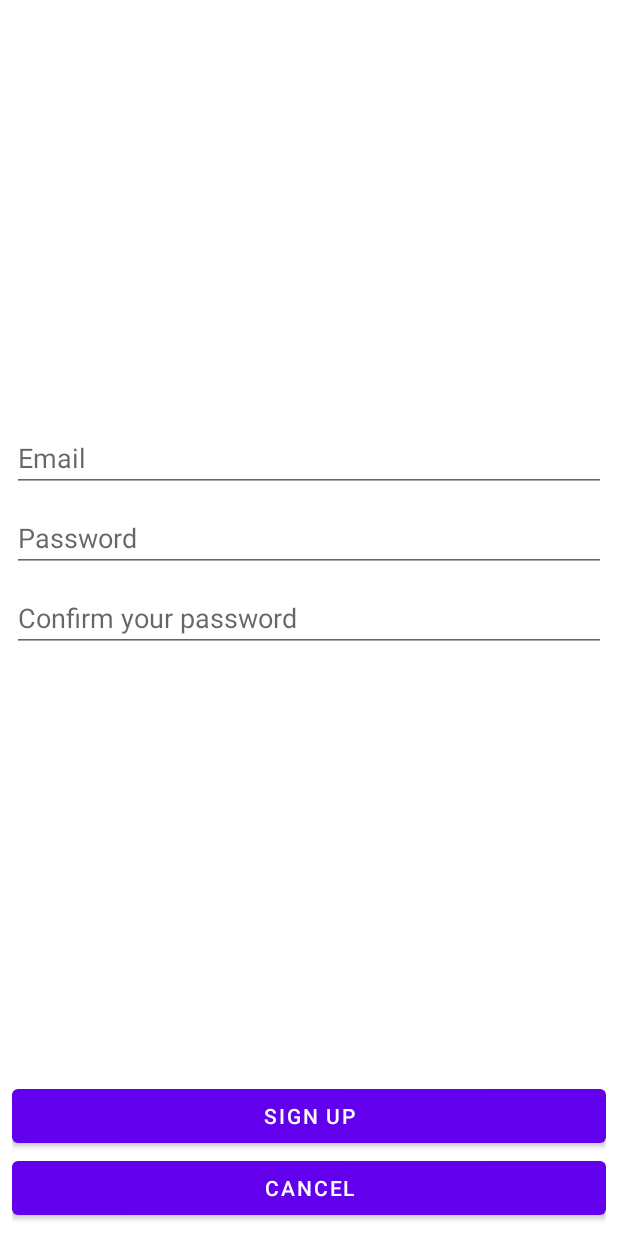
After one commit to Fruit-Punch-Samurai/FireChat, an Android app: the SignUpFrag screen opened through its navigation route, on a phone screen of 412 x 824 dp. The commit adds this screen. Run offline under Robolectric (Android 15) with nearby library versions, the phone set to English and light mode, and no system bars; our stand-ins replace Firebase (no records; nobody signed in at launch, a user with empty details on screens opened directly), data binding; 1 statement that could not run was skipped.

Commit message:
Preparing the Sign up functionality
Signed-off-by: Yaya <yayadevbox@gmail.com>

```diff
--- a/app/build.gradle
+++ b/app/build.gradle
@@ -4,6 +4,8 @@ apply plugin: 'kotlin-kapt'
 apply plugin: 'kotlin-android-extensions'
 apply plugin: 'com.google.gms.google-services'
 apply plugin: 'com.google.firebase.crashlytics'
+apply plugin: "androidx.navigation.safeargs.kotlin"
+
 
 android {
     compileSdkVersion 29
@@ -60,5 +62,4 @@ dependencies {
     kapt 'com.android.databinding:compiler:3.1.4'
     androidTestImplementation 'androidx.test.ext:junit:1.1.2'
     androidTestImplementation 'androidx.test.espresso:espresso-core:3.3.0'
-
 }
--- a/app/src/main/java/com/fruitPunchSamurai/firechat/fragments/HomeFrag.kt
+++ b/app/src/main/java/com/fruitPunchSamurai/firechat/fragments/HomeFrag.kt
@@ -23,7 +23,7 @@ class HomeFrag : MyFrag() {
                 if (vm.userIsLoggedIn()) navigateTo(R.id.action_homeFrag_to_viewPagerFrag)
                 else navigateTo(R.id.action_homeFrag_to_signInFrag)
             },
-            2000
+            1000
         )
     }
 
--- a/app/src/main/java/com/fruitPunchSamurai/firechat/fragments/SignInFrag.kt
+++ b/app/src/main/java/com/fruitPunchSamurai/firechat/fragments/SignInFrag.kt
@@ -24,7 +24,6 @@ class SignInFrag : MyFrag() {
             container,
             false
         ) as SignInFragmentBinding
-//        b = SignInFragmentBinding.inflate(layoutInflater, container, false)
         b?.lifecycleOwner = viewLifecycleOwner
         b?.viewModel = vm
         return b?.root
@@ -48,6 +47,10 @@ class SignInFrag : MyFrag() {
         navigateTo(R.id.action_signInFrag_to_viewPagerFrag)
     }
 
+    fun goToSignUp() {
+        navigateTo(R.id.action_signInFrag_to_signUpFrag)
+    }
+
     fun signInWithEmailAndPassword() {
         hideKeyboard()
         makeLayoutTouchable(false)
--- /dev/null
+++ b/app/src/main/java/com/fruitPunchSamurai/firechat/fragments/SignUpFrag.kt
@@ -0,0 +1,63 @@
+package com.fruitPunchSamurai.firechat.fragments
+
+import android.os.Bundle
+import android.view.View
+import android.view.ViewGroup
+import androidx.databinding.DataBindingUtil
+import androidx.fragment.app.viewModels
+import androidx.navigation.fragment.findNavController
+import com.fruitPunchSamurai.firechat.R
+import com.fruitPunchSamurai.firechat.databinding.SignUpFragmentBinding
+import com.fruitPunchSamurai.firechat.others.MyFrag
+import com.fruitPunchSamurai.firechat.viewModels.SignUpViewModel
+import java.util.*
+
+class SignUpFrag : MyFrag() {
+
+    private val vm: SignUpViewModel by viewModels()
+    private var b: SignUpFragmentBinding? = null
+
+    override fun onActivityCreated(savedInstanceState: Bundle?) {
+        super.onActivityCreated(savedInstanceState)
+        observeEmailChanges()
+    }
+
+    override fun initiateDataBinder(container: ViewGroup?): View? {
+        b = DataBindingUtil.inflate(
+            layoutInflater,
+            R.layout.sign_up_fragment,
+            container,
+            false
+        ) as SignUpFragmentBinding
+        b?.lifecycleOwner = viewLifecycleOwner
+        b?.viewModel = vm
+        return b?.root
+    }
+
+    override fun bindData() {
+        b?.viewModel = vm
+        b?.frag = this
+    }
+
+    override fun onDestroyView() {
+        super.onDestroyView()
+        b = null
+    }
+
+    private fun observeEmailChanges() {
+        vm.email.observe(viewLifecycleOwner, {
+            val username = vm.getUsernameFromEmail().capitalize(Locale.getDefault())
+            val sentence = getString(R.string.yourUsernameWillBe)
+            vm.usernameSentence.value = "$sentence $username"
+        })
+    }
+
+    fun signUp() {
+
+    }
+
+    fun cancel() {
+        findNavController().popBackStack()
+    }
+
+}
--- /dev/null
+++ b/app/src/main/java/com/fruitPunchSamurai/firechat/viewModels/SignUpViewModel.kt
@@ -0,0 +1,29 @@
+package com.fruitPunchSamurai.firechat.viewModels
+
+import android.app.Application
+import androidx.lifecycle.MutableLiveData
+import com.fruitPunchSamurai.firechat.R
+import com.fruitPunchSamurai.firechat.others.MyAndroidViewModel
+import com.fruitPunchSamurai.firechat.others.MyException
+
+class SignUpViewModel(application: Application) : MyAndroidViewModel(application) {
+
+    var email: MutableLiveData<String> = MutableLiveData()
+    var usernameSentence: MutableLiveData<String> = MutableLiveData()
+    var password = ""
+    var confirmedPassword = ""
+
+    @Throws(MyException::class)
+    private fun verifySignInFieldsAreNotEmpty() {
+        if (email.value.isNullOrBlank()) throw MyException(getString(R.string.provideEmail))
+        if (password.isBlank()) throw MyException(getString(R.string.providePassword))
+        if (confirmedPassword.isBlank()) throw MyException(getString(R.string.pleaseConfirmPassword))
+        if (!emailIsWellFormatted()) throw MyException(getString(R.string.emailBadlyFormatted))
+    }
+
+    fun getUsernameFromEmail() =
+        if (emailIsWellFormatted()) email.value.toString().substringBefore("@") else ""
+
+
+    private fun emailIsWellFormatted() = email.value.toString().contains(Regex("@. *"))
+}
--- a/app/src/main/res/layout/sign_in_fragment.xml
+++ b/app/src/main/res/layout/sign_in_fragment.xml
@@ -52,6 +52,7 @@
             android:id="@+id/signUpTxt"
             android:layout_width="match_parent"
             android:layout_height="wrap_content"
+            android:onClick="@{() -> frag.goToSignUp()}"
             android:text="@string/signUp"
             android:textAlignment="center" />
 
--- /dev/null
+++ b/app/src/main/res/layout/sign_up_fragment.xml
@@ -0,0 +1,102 @@
+<?xml version="1.0" encoding="utf-8"?>
+<layout xmlns:android="http://schemas.android.com/apk/res/android"
+    xmlns:app="http://schemas.android.com/apk/res-auto">
+
+    <data>
+
+        <variable
+            name="viewModel"
+            type="com.fruitPunchSamurai.firechat.viewModels.SignUpViewModel" />
+
+        <variable
+            name="frag"
+            type="com.fruitPunchSamurai.firechat.fragments.SignUpFrag" />
+    </data>
+
+    <androidx.constraintlayout.widget.ConstraintLayout
+        android:id="@+id/linearLayout2"
+        android:layout_width="match_parent"
+        android:layout_height="match_parent"
+        android:layout_margin="8dp"
+        android:gravity="center_vertical"
+        android:weightSum="10">
+
+
+        <EditText
+            android:id="@+id/signUpEmail"
+            android:layout_width="0dp"
+            android:layout_height="wrap_content"
+            android:layout_marginBottom="8dp"
+            android:ems="10"
+            android:hint="@string/email"
+            android:importantForAutofill="no"
+            android:inputType="textEmailAddress"
+            android:text="@={viewModel.email}"
+            app:layout_constraintBottom_toTopOf="@+id/signUpPassword"
+            app:layout_constraintEnd_toEndOf="parent"
+            app:layout_constraintStart_toStartOf="parent" />
+
+        <EditText
+            android:id="@+id/signUpPassword"
+            android:layout_width="0dp"
+            android:layout_height="wrap_content"
+            android:layout_marginBottom="8dp"
+            android:ems="10"
+            android:hint="@string/password"
+            android:importantForAutofill="no"
+            android:inputType="textPassword"
+            android:text="@={viewModel.password}"
+            app:layout_constraintBottom_toTopOf="@+id/signUpConfirmedPassword"
+            app:layout_constraintEnd_toEndOf="parent"
+            app:layout_constraintStart_toStartOf="parent" />
+
+        <EditText
+            android:id="@+id/signUpConfirmedPassword"
+            android:layout_width="0dp"
+            android:layout_height="wrap_content"
+            android:ems="10"
+            android:hint="@string/confirmYourPassword"
+            android:importantForAutofill="no"
+            android:inputType="textPassword"
+            android:text="@={viewModel.confirmedPassword}"
+            app:layout_constraintBottom_toBottomOf="parent"
+            app:layout_constraintEnd_toEndOf="parent"
+            app:layout_constraintStart_toStartOf="parent"
+            app:layout_constraintTop_toTopOf="parent" />
+
+        <TextView
+            android:id="@+id/signUpTxt"
+            android:layout_width="0dp"
+            android:layout_height="wrap_content"
+            android:layout_marginTop="8dp"
+            android:text="@={viewModel.usernameSentence}"
+            android:textAlignment="center"
+            app:layout_constraintEnd_toEndOf="parent"
+            app:layout_constraintStart_toStartOf="parent"
+            app:layout_constraintTop_toBottomOf="@+id/signUpConfirmedPassword" />
+
+
+        <Button
+            android:id="@+id/signUpConfirmBtn"
+            android:layout_width="0dp"
+            android:layout_height="wrap_content"
+            android:onClick="@{() -> frag.signUp()}"
+            android:text="@string/signUp"
+            app:layout_constraintBottom_toTopOf="@+id/signUpCancelBtn"
+            app:layout_constraintEnd_toEndOf="parent"
+            app:layout_constraintStart_toStartOf="parent" />
+
+        <Button
+            android:id="@+id/signUpCancelBtn"
+            android:layout_width="0dp"
+            android:layout_height="wrap_content"
+            android:onClick="@{() -> frag.cancel()}"
+            android:text="@string/cancel"
+            app:layout_constraintBottom_toBottomOf="parent"
+            app:layout_constraintEnd_toEndOf="parent"
+            app:layout_constraintStart_toStartOf="parent" />
+
+
+    </androidx.constraintlayout.widget.ConstraintLayout>
+
+</layout>
--- a/app/src/main/res/navigation/main_nav.xml
+++ b/app/src/main/res/navigation/main_nav.xml
@@ -35,5 +35,13 @@
             app:destination="@id/viewPagerFrag"
             app:popUpTo="@id/signInFrag"
             app:popUpToInclusive="true" />
+        <action
+            android:id="@+id/action_signInFrag_to_signUpFrag"
+            app:destination="@id/signUpFrag"
+            app:popUpTo="@id/signInFrag" />
     </fragment>
+    <fragment
+        android:id="@+id/signUpFrag"
+        android:name="com.fruitPunchSamurai.firechat.fragments.SignUpFrag"
+        android:label="SignUpFrag" />
 </navigation>
--- a/app/src/main/res/values/strings.xml
+++ b/app/src/main/res/values/strings.xml
@@ -5,13 +5,17 @@
     <string name="welcome">Welcome</string>
     <string name="email">Email</string>
     <string name="password">Password</string>
+    <string name="confirmYourPassword">Confirm your password</string>
     <string name="signIn">Sign In</string>
     <string name="signUp">Sign Up</string>
     <string name="signInFailed">Sign In failed</string>
     <string name="provideEmail">Please provide your email</string>
     <string name="undefinedError">Undefined Error</string>
     <string name="providePassword">Please provide your password</string>
+    <string name="pleaseConfirmPassword">Please confirm your password</string>
+    <string name="yourUsernameWillBe">Your username will be:</string>
     <string name="userNotFound">User not found</string>
+    <string name="cancel">Cancel</string>
     <string name="unknownUser">Unknown user</string>
     <string name="emailBadlyFormatted">Email address badly formatted</string>
     <string name="loginFailed">Login failed</string>
--- a/build.gradle
+++ b/build.gradle
@@ -10,6 +10,7 @@ buildscript {
         classpath "org.jetbrains.kotlin:kotlin-gradle-plugin:$kotlin_version"
         classpath 'com.google.gms:google-services:4.3.4'
         classpath 'com.google.firebase:firebase-crashlytics-gradle:2.3.0'
+        classpath "androidx.navigation:navigation-safe-args-gradle-plugin:2.3.0"
 
         // NOTE: Do not place your application dependencies here; they belong
         // in the individual module build.gradle files
```
